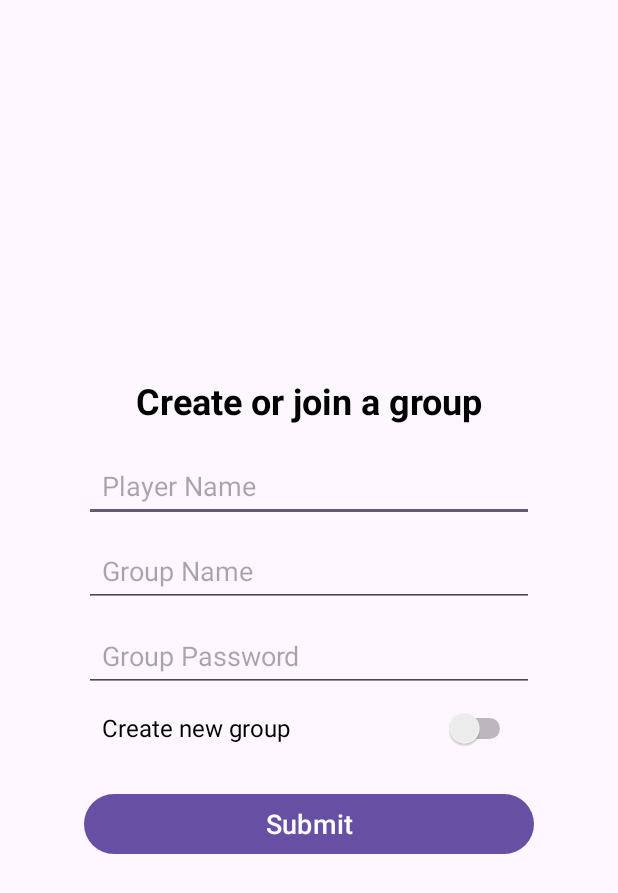
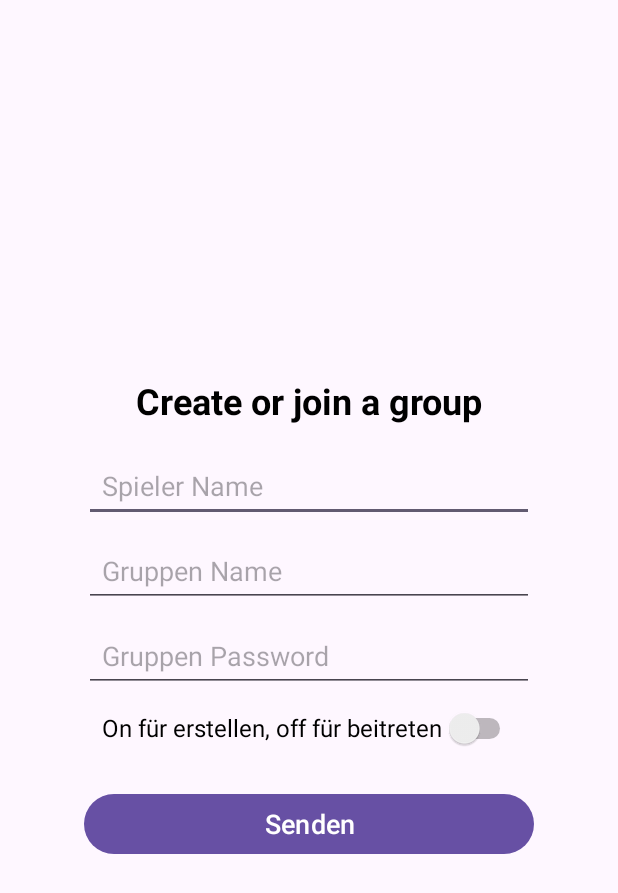
Before and after one commit to Fabo011/board-gamer-app, an Android app: the screen it shows after launch (MainActivity), on a phone screen of 412 x 824 dp. Shown: the top 893 px of the screen. Run offline under Robolectric (Android 15) with nearby library versions, the light colour scheme and no system bars; our stand-ins replace Firebase (no records; nobody signed in at launch, a user with empty details on screens opened directly); libraries missing offline, so code that uses them is left out: com.google.auth.oauth2.

Commit message:
notification send from client working.

```diff
--- a/app/src/main/java/com/example/boardgamerapp/AddEventActivity.java
+++ b/app/src/main/java/com/example/boardgamerapp/AddEventActivity.java
@@ -104,7 +104,7 @@ public class AddEventActivity extends AppCompatActivity {
             }
 
             if (location.isEmpty() || dateTime.isEmpty() || gameVotes.isEmpty()) {
-                Toast.makeText(AddEventActivity.this, "Please fill in all fields.", Toast.LENGTH_SHORT).show();
+                Toast.makeText(AddEventActivity.this, getString(R.string.event_details_missing), Toast.LENGTH_SHORT).show();
                 return;
             }
 
--- a/app/src/main/java/com/example/boardgamerapp/MessagingActivity.java
+++ b/app/src/main/java/com/example/boardgamerapp/MessagingActivity.java
@@ -34,7 +34,7 @@ public class MessagingActivity extends AppCompatActivity {
             String message = playerName + ": " + messageInput.getText().toString().trim();
             // Send the message to the group's topic
             messagingService.sendFCMMessage(MessagingActivity.this, groupName, message, true);
-            Toast.makeText(MessagingActivity.this, "Message sent to " + groupName, Toast.LENGTH_SHORT).show();
+            Toast.makeText(MessagingActivity.this, getString(R.string.message_sent_info) + " " + groupName, Toast.LENGTH_SHORT).show();
 
             // Navigate back to DashboardActivity after sending the message
             Intent intent = new Intent(MessagingActivity.this, DashboardActivity.class);
--- a/app/src/main/java/com/example/boardgamerapp/library/UserStory2RotateHost.java
+++ b/app/src/main/java/com/example/boardgamerapp/library/UserStory2RotateHost.java
@@ -1,6 +1,8 @@
 package com.example.boardgamerapp.library;
 
 import android.content.Context;
+
+import com.example.boardgamerapp.R;
 import com.example.boardgamerapp.messaging.MessagingService;
 import com.example.boardgamerapp.store.Store;
 import com.example.boardgamerapp.database.Database;
@@ -18,6 +20,7 @@ public class UserStory2RotateHost {
 
     // Constructor accepts Context to initialize Store and MessagingService
     public UserStory2RotateHost(Context context) {
+        this.context = context;
         database = new Database();
         messagingService = new MessagingService();
         store = new Store(context);
@@ -59,7 +62,7 @@ public class UserStory2RotateHost {
                 messagingService.sendFCMMessage(
                         context,
                         groupName,
-                        newHost + " is the next host. " + newHost + " please create the next event.",
+                        newHost + " " + context.getString(R.string.next_host_text) + " " + newHost + " > " + context.getString(R.string.next_host_text_2),
                         true
                 );
                 database.updateNextHostIndex(groupName, newNextHostIndex);
--- a/app/src/main/java/com/example/boardgamerapp/messaging/MessagingService.java
+++ b/app/src/main/java/com/example/boardgamerapp/messaging/MessagingService.java
@@ -75,7 +75,7 @@ public class MessagingService extends FirebaseMessagingService {
         }
 
         Notification notification = new NotificationCompat.Builder(this, CHANNEL_ID)
-                .setContentTitle("Neue Nachricht")
+                .setContentTitle(getString(R.string.new_message))
                 .setContentText(messageBody)
                 .setPriority(NotificationCompat.PRIORITY_DEFAULT)
                 .setSmallIcon(R.drawable.notification)
--- a/app/src/main/res/layout/activity_main.xml
+++ b/app/src/main/res/layout/activity_main.xml
@@ -35,7 +35,7 @@
             android:id="@+id/etPlayerName"
             android:layout_width="300dp"
             android:layout_height="wrap_content"
-            android:hint="Player Name"
+            android:hint="@string/player_name"
             android:padding="12dp"/>
 
         <!-- Group Name Input -->
@@ -43,7 +43,7 @@
             android:id="@+id/etGroupName"
             android:layout_width="300dp"
             android:layout_height="wrap_content"
-            android:hint="Group Name"
+            android:hint="@string/group_name"
             android:padding="12dp"
             android:layout_marginTop="8dp"/>
 
@@ -52,7 +52,7 @@
             android:id="@+id/etGroupPassword"
             android:layout_width="300dp"
             android:layout_height="wrap_content"
-            android:hint="Group Password"
+            android:hint="@string/group_password"
             android:inputType="textPassword"
             android:padding="12dp"
             android:layout_marginTop="8dp"/>
@@ -64,7 +64,7 @@
             android:layout_height="wrap_content"
             android:minHeight="48dp"
             android:padding="12dp"
-            android:text="Create new group"
+            android:text="@string/create_new_group"
             android:textSize="16sp"
             android:textColor="@color/black"/>
 
@@ -73,7 +73,7 @@
             android:id="@+id/btnSubmit"
             android:layout_width="match_parent"
             android:layout_height="wrap_content"
-            android:text="Submit"
+            android:text="@string/submit"
             android:textSize="18sp"
             android:textColor="@color/white"
             android:layout_marginTop="16dp"/>
--- a/app/src/main/res/values/strings.xml
+++ b/app/src/main/res/values/strings.xml
@@ -6,9 +6,15 @@
     <string name="second_fragment_label">Second Fragment</string>
     <string name="next">Next</string>
     <string name="previous">Previous</string>
-
-    <string name="lorem_ipsum">
-        Lorem ipsum dolor sit amet, consectetur adipiscing elit. Nam in scelerisque sem.
-    </string>
     <string name="create_or_join_a_group">Create or join a group</string>
+    <string name="new_message">Neue Nachricht</string>
+    <string name="next_host_text">ist der nächste Veranstalter.</string>
+    <string name="next_host_text_2">Bitte erstelle den nächsten Spieleabend.</string>
+    <string name="event_details_missing">Bitte gib alle Information an, wie Spieltag, Spieltag etc.</string>
+    <string name="message_sent_info">Nachricht wurde gesendet.</string>
+    <string name="player_name">Spieler Name</string>
+    <string name="group_name">Gruppen Name</string>
+    <string name="group_password">Gruppen Password</string>
+    <string name="create_new_group">On für erstellen, off für beitreten</string>
+    <string name="submit">Senden</string>
 </resources>
```
